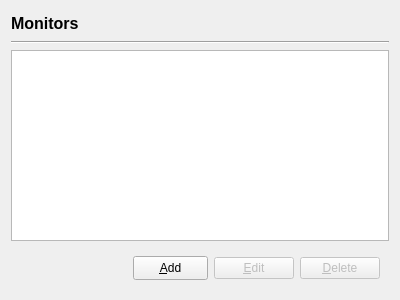
Qt form baramFlow/view/results/visual_reports/visual_reports_page.ui (nextfoam/baram) before a commit.
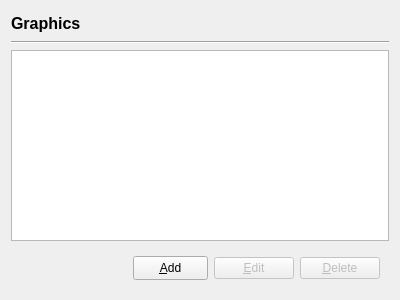
The same form after that commit.

```diff
--- a/baramFlow/view/results/visual_reports/visual_reports_page.ui
+++ b/baramFlow/view/results/visual_reports/visual_reports_page.ui
@@ -29,7 +29,7 @@
       </font>
      </property>
      <property name="text">
-      <string>Monitors</string>
+      <string>Graphics</string>
      </property>
     </widget>
    </item>
```
